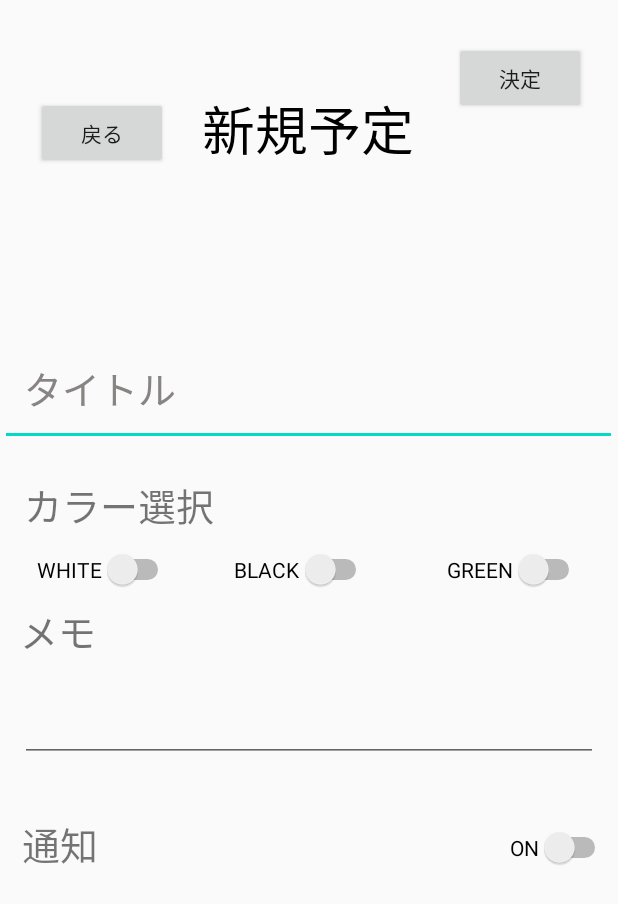
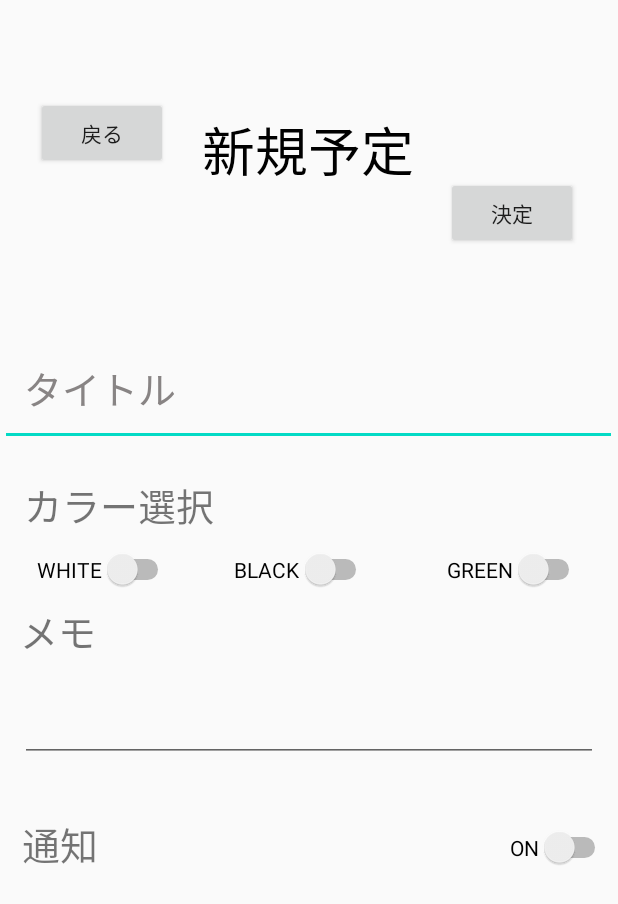
Before and after one commit to miyajimayuka/CalendarProject, an Android app: the layout shinki.xml on its own in the app's theme, with its tools: preview values and no code run, on a phone screen of 412 x 824 dp. Shown: the top 904 px of the screen. Run offline under Robolectric (Android 15) with nearby library versions, the phone set to English and light mode, and no system bars.

Commit message:
こんちくわ

```diff
--- a/app/src/main/res/layout/shinki.xml
+++ b/app/src/main/res/layout/shinki.xml
@@ -13,7 +13,7 @@
         android:layout_width="wrap_content"
         android:layout_height="wrap_content"
         android:layout_marginTop="28dp"
-        android:layout_marginBottom="30dp"
+        android:layout_marginBottom="20dp"
         android:text="新規予定"
         android:textColor="#000000"
         android:textSize="35dp"
@@ -39,19 +39,24 @@
         android:id="@+id/button4"
         android:layout_width="wrap_content"
         android:layout_height="wrap_content"
-        android:layout_marginTop="28dp"
+
+        android:layout_marginTop="20dp"
+        android:layout_marginEnd="16dp"
+        android:layout_marginRight="16dp"
+        android:layout_marginBottom="55dp"
         android:text="決定"
-
+        app:layout_constraintBottom_toTopOf="@+id/editTextTextPersonName"
         app:layout_constraintEnd_toEndOf="parent"
-        app:layout_constraintHorizontal_bias="0.561"
+        app:layout_constraintHorizontal_bias="0.666"
         app:layout_constraintStart_toEndOf="@+id/textView3"
-        app:layout_constraintTop_toTopOf="parent" />
+        app:layout_constraintTop_toTopOf="parent"
+        app:layout_constraintVertical_bias="1.0" />
 
     <EditText
         android:id="@+id/editTextTextPersonName"
         android:layout_width="411dp"
         android:layout_height="76dp"
-        android:layout_marginTop="48dp"
+        android:layout_marginTop="30dp"
         android:ems="10"
         android:inputType="textPersonName"
         android:text="  タイトル"
```
